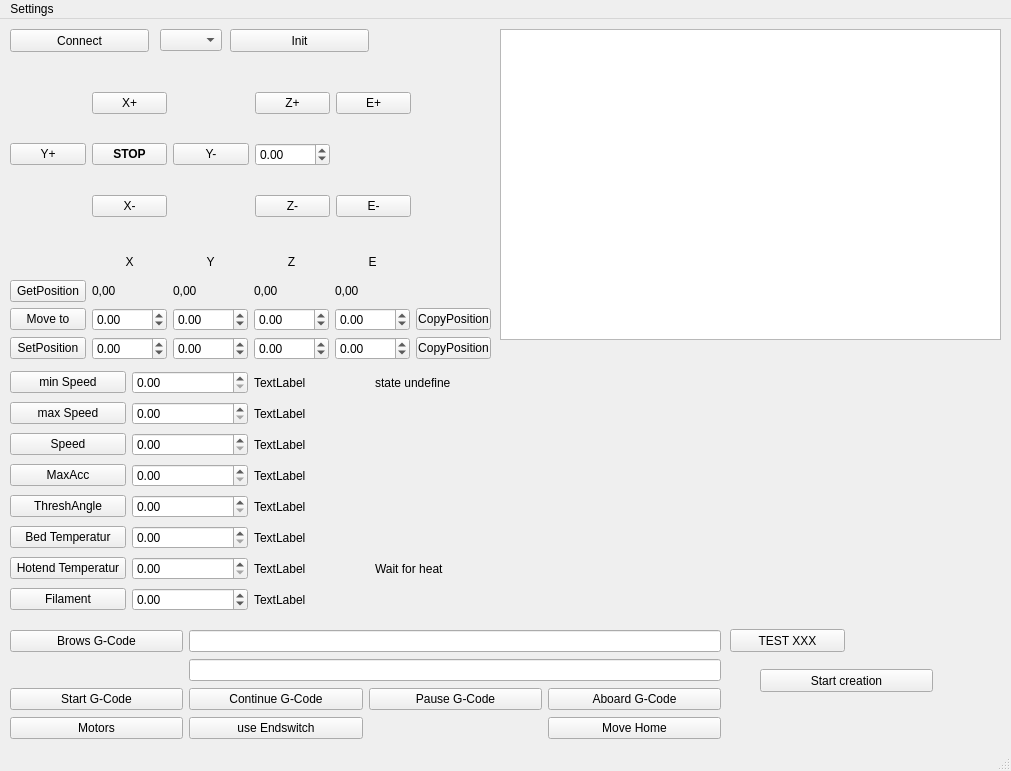
This is CNC_Controlpanel/mainwindow.ui in CNCMultiTool/CNC_MultiTool as Qt 5 draws it before an edit. The edited form follows.
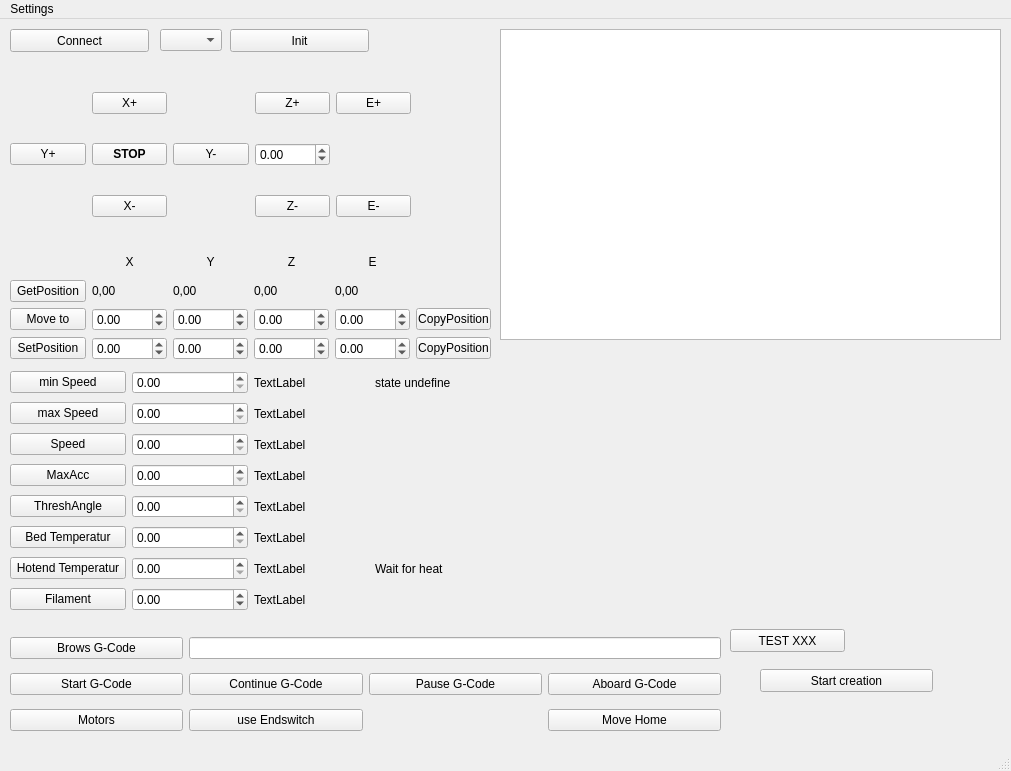
This is the edited form. Custom widgets are drawn as their Qt base class.

The edit to the form file:
```diff
--- a/CNC_Controlpanel/mainwindow.ui
+++ b/CNC_Controlpanel/mainwindow.ui
@@ -761,34 +761,38 @@
      </rect>
     </property>
     <layout class="QGridLayout" name="gridLayout">
-     <item row="4" column="1">
-      <widget class="QPushButton" name="pushButton_continueGCode">
+     <item row="3" column="2">
+      <widget class="QPushButton" name="pushButton_pauseGCode">
        <property name="text">
-        <string>Continue G-Code</string>
+        <string>Pause G-Code</string>
        </property>
       </widget>
      </item>
-     <item row="2" column="1" colspan="3">
-      <widget class="QLineEdit" name="lineEdit_fileGCode"/>
-     </item>
-     <item row="5" column="3">
+     <item row="4" column="3">
       <widget class="QPushButton" name="pushButton_MoveHome">
        <property name="text">
         <string>Move Home</string>
        </property>
       </widget>
      </item>
-     <item row="4" column="0">
+     <item row="3" column="0">
       <widget class="QPushButton" name="pushButton_startGCode">
        <property name="text">
         <string>Start G-Code</string>
        </property>
       </widget>
      </item>
-     <item row="4" column="2">
-      <widget class="QPushButton" name="pushButton_pauseGCode">
+     <item row="4" column="1">
+      <widget class="QPushButton" name="pushButtonUseES">
        <property name="text">
-        <string>Pause G-Code</string>
+        <string>use Endswitch</string>
+       </property>
+      </widget>
+     </item>
+     <item row="3" column="1">
+      <widget class="QPushButton" name="pushButton_continueGCode">
+       <property name="text">
+        <string>Continue G-Code</string>
        </property>
       </widget>
      </item>
@@ -799,30 +803,23 @@
        </property>
       </widget>
      </item>
-     <item row="4" column="3">
+     <item row="2" column="1" colspan="3">
+      <widget class="QLineEdit" name="lineEdit_fileGCode"/>
+     </item>
+     <item row="3" column="3">
       <widget class="QPushButton" name="pushButton_AboardGCode">
        <property name="text">
         <string>Aboard G-Code</string>
        </property>
       </widget>
      </item>
-     <item row="5" column="0">
+     <item row="4" column="0">
       <widget class="QPushButton" name="pushButton_MotorState">
        <property name="text">
         <string>Motors</string>
        </property>
       </widget>
      </item>
-     <item row="3" column="1" colspan="3">
-      <widget class="QLineEdit" name="lineEdit_fileToCNC"/>
-     </item>
-     <item row="5" column="1">
-      <widget class="QPushButton" name="pushButtonUseES">
-       <property name="text">
-        <string>use Endswitch</string>
-       </property>
-      </widget>
-     </item>
     </layout>
    </widget>
    <widget class="QTextEdit" name="textEditLog">
```
